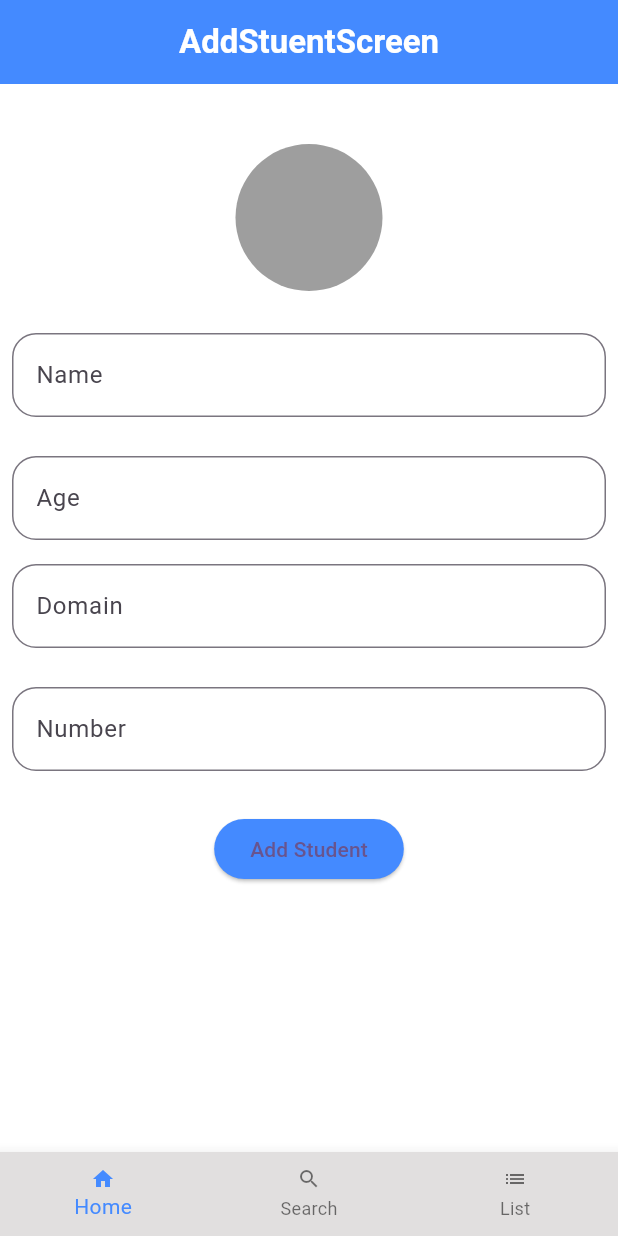
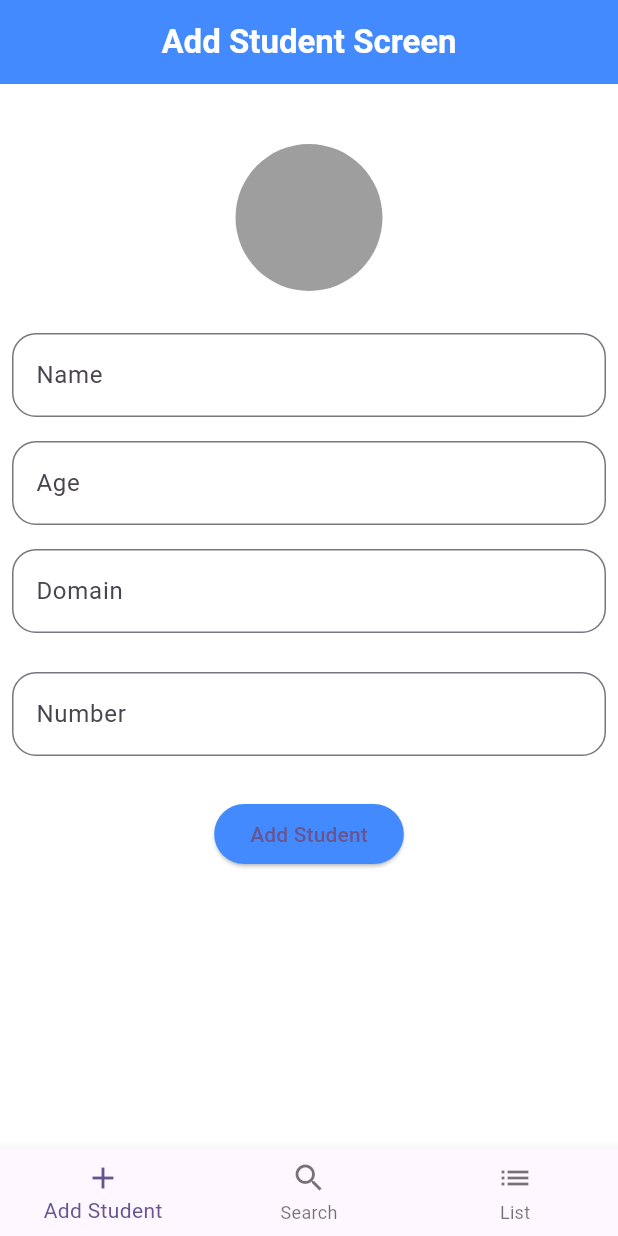
Before and after one commit to raafiimhd/Student_management_using_provider, a Flutter app: the screen it shows after launch, on a phone screen of 412 x 824 dp. Run offline on Flutter 3.47's test engine with Material 2 defaults, Android fonts, the phone set to English and light mode, and no system bars; our stand-ins replace hive, hive_flutter, image_picker; accounts and stored records are empty.

Commit message:
need improvement

```diff
--- a/lib/controller/home_screen_controller.dart
+++ b/lib/controller/home_screen_controller.dart
@@ -1,18 +1,31 @@
-import 'package:get/get.dart';
+import 'package:flutter/material.dart';
 
-class HomeScreenController extends GetxController {
-  int index = 0;
-  //forNavigatePages
-  changeIndex(int index) {
-    this.index = index;
-    update();
+class HomeScreenProvider extends ChangeNotifier {
+  int _index = 0;
+
+  // Getter for index
+  int get index => _index;
+
+  // Setter for index
+  set index(int newIndex) {
+    _index = newIndex;
+    notifyListeners();
   }
-  //forSearching
-  searchData() {
-    var searchQuery = ''.obs; // Observable to store the search query
 
-    void setSearchQuery(String query) {
-      searchQuery.value = query; // Update the search query
-    }
-  }
+  // // For searching
+  // String _searchQuery = '';
+
+  // // Getter for searchQuery
+  // String get searchQuery => _searchQuery;
+
+  // // Setter for searchQuery
+  // set searchQuery(String newQuery) {
+  //   _searchQuery = newQuery;
+  //   notifyListeners();
+  // }
+
+  // // Method to update the search query
+  // void updateSearchQuery(String query) {
+  //   searchQuery = query;
+  // }
 }
--- a/lib/core/colors.dart
+++ b/lib/core/colors.dart
@@ -1,6 +1,8 @@
 import 'package:flutter/material.dart';
+
 //colors
 const whiteColor = Colors.white;
 const blackColor = Colors.black;
 const blueAccentColor = Colors.blueAccent;
 const redColor = Colors.red;
+const greyColor = Colors.grey;
--- a/lib/main.dart
+++ b/lib/main.dart
@@ -1,7 +1,11 @@
 import 'package:flutter/material.dart';
-import 'package:get/get.dart';
 import 'package:hive_flutter/adapters.dart';
+import 'package:provider/provider.dart';
+import 'package:student_management/controller/addstudent_controller.dart';
+import 'package:student_management/controller/home_screen_controller.dart';
+import 'package:student_management/controller/search_controller.dart';
 import 'package:student_management/model/model.dart';
+import 'package:student_management/services/services.dart';
 import 'package:student_management/view/screen_home/screen_home.dart';
 
 void main() async {
@@ -10,16 +14,23 @@ void main() async {
   if (!Hive.isAdapterRegistered(StudentModelAdapter().typeId)) {
     Hive.registerAdapter(StudentModelAdapter());
   }
+  await StudentProvider().initializeHiveBox();
   runApp(const MyApp());
 }
 
 class MyApp extends StatelessWidget {
   const MyApp({super.key});
 
-  // This widget is the root of your application.
   @override
   Widget build(BuildContext context) {
-    return GetMaterialApp(
+    return MultiProvider(
+      providers: [
+        ChangeNotifierProvider(create: (_) => StudentProvider()),
+        ChangeNotifierProvider(create: (_) => HomeScreenProvider()),
+        ChangeNotifierProvider(create: (_) => AddStudentController()),
+        ChangeNotifierProvider(create: (_) => SearchControllerGet()),
+      ],
+      child: MaterialApp(
         title: 'Flutter Demo',
         debugShowCheckedModeBanner: false,
         theme: ThemeData(
@@ -27,6 +38,7 @@ class MyApp extends StatelessWidget {
           useMaterial3: true,
         ),
         home: ScreenHome(),
+      ),
     );
   }
 }
--- a/lib/services/services.dart
+++ b/lib/services/services.dart
@@ -1,28 +1,48 @@
 import 'package:flutter/material.dart';
-import 'package:hive_flutter/adapters.dart';
+import 'package:hive/hive.dart';
 import 'package:student_management/model/model.dart';
 
-//hiveAllFunctions
-class Services {
-  Future<void> addStudent(StudentModel student) async {
-    final box = await Hive.openBox<StudentModel>('students');
-    await box.add(student);
+class StudentProvider extends ChangeNotifier {
+  // Initialize Hive box
+  late Box<StudentModel> _studentBox;
+  List<StudentModel> _studentList = [];
+  StudentProvider() {
+    initializeHiveBox();
   }
 
+  // Initialize the Hive box for students
+  Future<void> initializeHiveBox() async {
+    _studentBox = await Hive.openBox<StudentModel>('students');
+    _studentList = _studentBox.values.toList();
+    notifyListeners();
+  }
+
+  List<StudentModel> get students => _studentList;
+  // Add a new student to the Hive box
+  Future<void> addStudent(StudentModel value) async {
+    await _studentBox.add(value);
+    _studentList.add(value);
+    notifyListeners();
+  }
+
+  // Get a list of all students from the Hive box
   Future<List<StudentModel>> getStudent() async {
     final box = await Hive.openBox<StudentModel>('students');
-    List<StudentModel> studentList = box.values.toList();
-    return studentList;
+    _studentList.clear();
+    _studentList.addAll(box.values);
+    return _studentList;
   }
 
+  // Delete a student by ID from the Hive box
   Future<void> delete(int id) async {
     final box = await Hive.openBox<StudentModel>('students');
     await box.delete(id);
     getStudent();
   }
 
-  Future<void> update(StudentModel student, int key) async {
+  // Update a student by ID in the Hive box
+  Future<void> update(int key, StudentModel value) async {
     final box = await Hive.openBox<StudentModel>('students');
-    box.put(key, student);
+    await box.put(key, value);
   }
 }
--- a/lib/view/screen_home/add_student_Screen/add_Student_screen.dart
+++ b/lib/view/screen_home/add_student_Screen/add_Student_screen.dart
@@ -1,29 +1,30 @@
 import 'dart:io';
-
 import 'package:flutter/material.dart';
 import 'package:flutter/services.dart';
-import 'package:get/get.dart';
 import 'package:image_picker/image_picker.dart';
+import 'package:provider/provider.dart';
 import 'package:student_management/controller/addstudent_controller.dart';
 import 'package:student_management/core/colors.dart';
 import 'package:student_management/core/const.dart';
-
-AddStudentController addController = Get.put(AddStudentController());
-
 class AddStudentScreen extends StatelessWidget {
-  AddStudentScreen({super.key});
+  AddStudentScreen({Key? key}) : super(key: key);
 
   final _formKey = GlobalKey<FormState>();
 
   @override
   Widget build(BuildContext context) {
+    return ChangeNotifierProvider(
+      create: (context) => AddStudentController(),
+      child: Consumer<AddStudentController>(
+        builder: (context, addController, _) {
           return Scaffold(
             backgroundColor: whiteColor,
             appBar: AppBar(
               centerTitle: true,
               title: const Text(
-            'AddStuentScreen',
-            style: TextStyle(color: whiteColor, fontWeight: FontWeight.bold),
+                'Add Student Screen',
+                style:
+                    TextStyle(color: whiteColor, fontWeight: FontWeight.bold),
               ),
               backgroundColor: blueAccentColor,
             ),
@@ -38,17 +39,12 @@ class AddStudentScreen extends StatelessWidget {
                         onTap: () {
                           addController.getImage(ImageSource.gallery);
                         },
-                  child: GetBuilder<AddStudentController>(
-                    init: AddStudentController(),
-                    builder: (controller) {
-                      return CircleAvatar(
+                        child: CircleAvatar(
                           radius: 49,
                           backgroundColor: Colors.grey,
-                        backgroundImage: (controller.imagePicked != null)
-                            ? FileImage(controller.imagePicked!)
+                          backgroundImage: (addController.imagePicked != null)
+                              ? FileImage(File(addController.imagePicked!.path))
                               : null,
-                      );
-                    },
                         ),
                       ),
                       kHeight20,
@@ -65,11 +61,12 @@ class AddStudentScreen extends StatelessWidget {
                           },
                           decoration: InputDecoration(
                             border: OutlineInputBorder(
-                            borderRadius: BorderRadius.circular(16)),
-                        hintText: 'Name'),
+                              borderRadius: BorderRadius.circular(16),
+                            ),
+                            hintText: 'Name',
                           ),
                         ),
-                kHeight10,
+                      ),
                       Padding(
                         padding: const EdgeInsets.all(8.0),
                         child: TextFormField(
@@ -112,7 +109,9 @@ class AddStudentScreen extends StatelessWidget {
                         child: TextFormField(
                           controller: addController.numberEditingController,
                           keyboardType: TextInputType.number,
-                    inputFormatters: [FilteringTextInputFormatter.digitsOnly],
+                          inputFormatters: [
+                            FilteringTextInputFormatter.digitsOnly
+                          ],
                           validator: (value) {
                             if (value == null || value.isEmpty) {
                               return 'Please Enter your number';
@@ -136,27 +135,25 @@ class AddStudentScreen extends StatelessWidget {
                         onPressed: () {
                           if (_formKey.currentState!.validate() &&
                               addController.imagePicked != null) {
-                      addController.submit().then((value) {
-                        clearFields();
-                      });
+                            addController.submit(context).then((value) => clearFields(addController));
                           } else {
-                      Visibility(
-                          child: Text(
-                        'Please Upload Image',
-                        style: TextStyle(color: redColor),
-                      ));
-                      addController.VisibleErrorMsg();
+                            // Handle validation errors here
                           }
                         },
-                  child: Text('Add Student'),
+                        child: const Text('Add Student'),
                       )
                     ],
                   ),
                 ),
-        )));
+              ),
+            ),
+          );
+        },
+      ),
+    );
   }
 
-  void clearFields() {
+  void clearFields(AddStudentController addController) {
     addController.nameEditingController.clear();
     addController.ageEditingController.clear();
     addController.domainEditingController.clear();
--- a/lib/view/screen_home/screen_home.dart
+++ b/lib/view/screen_home/screen_home.dart
@@ -1,31 +1,45 @@
 import 'package:flutter/material.dart';
-import 'package:get/get.dart';
+import 'package:provider/provider.dart';
 import 'package:student_management/controller/home_screen_controller.dart';
 import 'package:student_management/view/list_of_student_screen/list_of_student_screen.dart';
 import 'package:student_management/view/screen_home/add_student_Screen/add_Student_screen.dart';
-import 'package:student_management/view/screen_home/widgets/bottotm_screen.dart';
 import 'package:student_management/view/search/search.dart';
 
 class ScreenHome extends StatelessWidget {
-  ScreenHome({
-    super.key,
-  });
+   ScreenHome({Key? key}) : super(key: key);
 
-  final pages = [
-     AddStudentScreen(),
-     SearchScreen(),
-    ListOfSudentScreen(),
+  final List<Widget> pages = [
+    AddStudentScreen(),
+    const SearchScreen(),
+    const ListOfStudentScreen(),
   ];
 
   @override
   Widget build(BuildContext context) {
-    // HomeScreenController controller=Get.put(HomeScreenController());
+    final homeScreenProvider = Provider.of<HomeScreenProvider>(context);
+
     return Scaffold(
-      backgroundColor: Colors.black,
-      body: GetBuilder<HomeScreenController>(
-          init: HomeScreenController(),
-          builder: (controller) => pages[controller.index]),
-      bottomNavigationBar: const BottomScreen(),
+      body: pages[homeScreenProvider.index],
+      bottomNavigationBar: BottomNavigationBar(
+        currentIndex: homeScreenProvider.index,
+        onTap: (index) {
+          homeScreenProvider.index = index;
+        },
+        items:const [
+          BottomNavigationBarItem(
+            label: 'Add Student',
+            icon: Icon(Icons.add),
+          ),
+          BottomNavigationBarItem(
+            label: 'Search',
+            icon: Icon(Icons.search),
+          ),
+          BottomNavigationBarItem(
+            label: 'List',
+            icon: Icon(Icons.list),
+          ),
+        ],
+      ),
     );
   }
 }
--- a/lib/view/screen_home/widgets/bottotm_screen.dart
+++ /dev/null
@@ -1,42 +0,0 @@
-import 'package:flutter/material.dart';
-import 'package:get/get.dart';
-import 'package:student_management/controller/home_screen_controller.dart';
-import 'package:student_management/core/colors.dart';
-
-class BottomScreen extends StatelessWidget {
- const BottomScreen({super.key});
-
-  @override
-  Widget build(BuildContext context) {
-  //  HomeScreenController controller = Get.put(HomeScreenController());
-    return GetBuilder<HomeScreenController>(
-
-      init: HomeScreenController(),
-     builder: (controller) => BottomNavigationBar(
-          currentIndex: controller.index,
-          backgroundColor: const Color.fromARGB(255, 225, 223, 223),
-          selectedItemColor: blueAccentColor,
-          showSelectedLabels: true,
-          onTap: (value) {
-            controller.changeIndex(value);
-          },
-          items: const [
-            BottomNavigationBarItem(label: 'Home',
-                icon: Icon(
-              Icons.home,
-              size: 16,
-            )),
-            BottomNavigationBarItem(label: 'Search',
-                icon: Icon(
-              Icons.search,
-              size: 16,
-            )),
-            BottomNavigationBarItem(label: 'List',
-                icon: Icon(
-              Icons.list,
-              size: 16,
-            ))
-          ]),
-    );
-  }
-}
--- a/pubspec.yaml
+++ b/pubspec.yaml
@@ -19,7 +19,7 @@ publish_to: "none" # Remove this line if you wish to publish to pub.dev
 version: 1.0.0+1
 
 environment:
-  sdk: ">=3.2.0-42.1.beta <4.0.0"
+  sdk: "3.1.2"
 
 # Dependencies specify other packages that your package needs in order to work.
 # To automatically upgrade your package dependencies to the latest versions
@@ -32,9 +32,9 @@ dependencies:
   flutter:
     sdk: flutter
   fluttertoast: ^8.2.2
-  get: ^4.6.6
   hive_flutter: ^1.1.0
   image_picker: ^1.0.4
+  provider: ^6.0.5
 
 dev_dependencies:
   build_runner: ^2.4.6
```
Also changed, not shown: lib/controller/addstudent_controller.dart (+59 -59 lines), lib/controller/search_controller.dart (+25 -20 lines), lib/view/edit_page/edit_page.dart (+47 -53 lines), lib/view/list_of_student_screen/list_of_student_screen.dart (+39 -29 lines), lib/view/list_of_student_screen/student_details.dart (+10 -10 lines), lib/view/search/search.dart (+25 -25 lines), pubspec.lock. Lines whose indentation alone changed are shown as unchanged.
